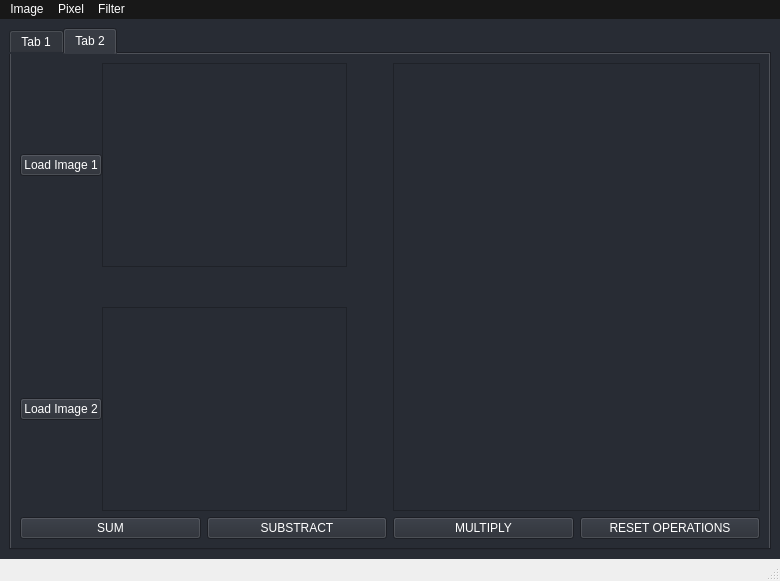
Old version of the form TP0/GUI/gui2.ui in the repository MatiMonaco/ATI_TPS.
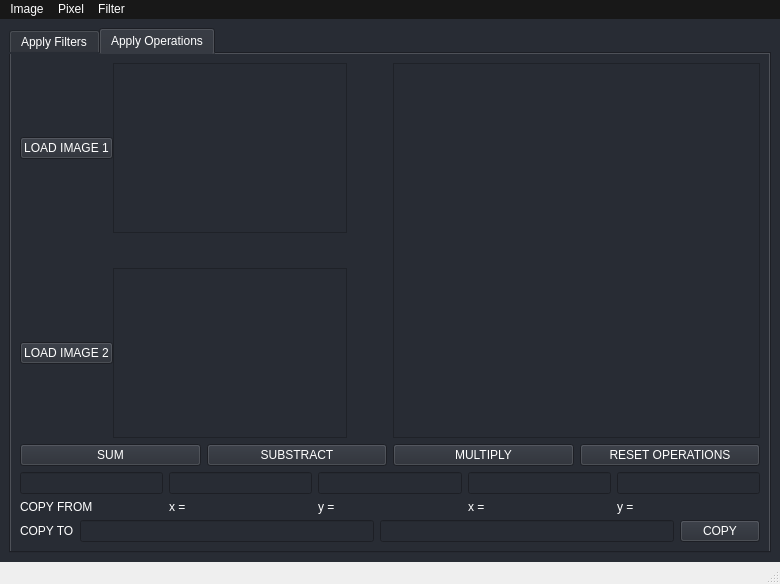
New version of the form. The open tabs and pages were chosen to show the change.

Commit message: feat copy image started

Patch:
```diff
--- a/TP0/GUI/gui2.ui
+++ b/TP0/GUI/gui2.ui
@@ -7,7 +7,7 @@
     <x>0</x>
     <y>0</y>
     <width>780</width>
-    <height>581</height>
+    <height>584</height>
    </rect>
   </property>
   <property name="cursor">
@@ -62,7 +62,7 @@
       </property>
       <widget class="QWidget" name="tab">
        <attribute name="title">
-        <string>Tab 1</string>
+        <string>Apply Filters</string>
        </attribute>
        <layout class="QVBoxLayout" name="verticalLayout_2" stretch="1,8,1,1">
         <item>
@@ -415,9 +415,9 @@
       </widget>
       <widget class="QWidget" name="tab_2">
        <attribute name="title">
-        <string>Tab 2</string>
+        <string>Apply Operations</string>
        </attribute>
-       <layout class="QVBoxLayout" name="verticalLayout" stretch="8,2">
+       <layout class="QVBoxLayout" name="verticalLayout" stretch="8,2,0,0">
         <item>
          <layout class="QHBoxLayout" name="horizontalLayout_8" stretch="5,5">
           <item>
@@ -462,8 +462,8 @@
               <widget class="QWidget" name="scroll_area_contents_img_2">
                <property name="geometry">
                 <rect>
-                 <x>114</x>
-                 <y>75</y>
+                 <x>98</x>
+                 <y>55</y>
                  <width>18</width>
                  <height>18</height>
                 </rect>
@@ -489,8 +489,8 @@
               <widget class="QWidget" name="scroll_area_contents_img_1">
                <property name="geometry">
                 <rect>
-                 <x>114</x>
-                 <y>75</y>
+                 <x>98</x>
+                 <y>55</y>
                  <width>18</width>
                  <height>18</height>
                 </rect>
@@ -524,14 +524,14 @@
                <string notr="true">b</string>
               </property>
               <property name="text">
-               <string>Load Image 2</string>
+               <string>LOAD IMAGE 2</string>
               </property>
              </widget>
             </item>
             <item row="1" column="0">
              <widget class="QPushButton" name="btn_load_1">
               <property name="text">
-               <string>Load Image 1</string>
+               <string>LOAD IMAGE 1</string>
               </property>
              </widget>
             </item>
@@ -548,8 +548,8 @@
             <widget class="QWidget" name="scroll_area_contents_result">
              <property name="geometry">
               <rect>
-               <x>172</x>
-               <y>178</y>
+               <x>173</x>
+               <y>135</y>
                <width>18</width>
                <height>18</height>
               </rect>
@@ -614,6 +614,120 @@
           </item>
          </layout>
         </item>
+        <item>
+         <layout class="QHBoxLayout" name="horizontalLayout_9">
+          <item>
+           <layout class="QVBoxLayout" name="verticalLayout_17">
+            <item>
+             <widget class="QLineEdit" name="lineEdit_5"/>
+            </item>
+            <item>
+             <widget class="QLabel" name="label">
+              <property name="text">
+               <string>COPY FROM</string>
+              </property>
+             </widget>
+            </item>
+           </layout>
+          </item>
+          <item>
+           <layout class="QVBoxLayout" name="verticalLayout_19">
+            <item>
+             <widget class="QLineEdit" name="txt_x_img1"/>
+            </item>
+            <item>
+             <widget class="QLabel" name="label_4">
+              <property name="text">
+               <string>x = </string>
+              </property>
+             </widget>
+            </item>
+           </layout>
+          </item>
+          <item>
+           <layout class="QVBoxLayout" name="verticalLayout_18">
+            <item>
+             <widget class="QLineEdit" name="txt_y_img1"/>
+            </item>
+            <item>
+             <widget class="QLabel" name="label_5">
+              <property name="text">
+               <string>y = </string>
+              </property>
+             </widget>
+            </item>
+           </layout>
+          </item>
+          <item>
+           <layout class="QVBoxLayout" name="verticalLayout_16">
+            <item>
+             <widget class="QLineEdit" name="txt_x_img2"/>
+            </item>
+            <item>
+             <widget class="QLabel" name="label_3">
+              <property name="text">
+               <string>x = </string>
+              </property>
+             </widget>
+            </item>
+           </layout>
+          </item>
+          <item>
+           <layout class="QVBoxLayout" name="verticalLayout_15">
+            <item>
+             <widget class="QLineEdit" name="txt_y_img_2"/>
+            </item>
+            <item>
+             <widget class="QLabel" name="label_2">
+              <property name="text">
+               <string>y = </string>
+              </property>
+             </widget>
+            </item>
+           </layout>
+          </item>
+         </layout>
+        </item>
+        <item>
+         <layout class="QHBoxLayout" name="horizontalLayout_10">
+          <item>
+           <layout class="QVBoxLayout" name="verticalLayout_23">
+            <item>
+             <widget class="QLabel" name="label_8">
+              <property name="text">
+               <string>COPY TO</string>
+              </property>
+             </widget>
+            </item>
+           </layout>
+          </item>
+          <item>
+           <layout class="QVBoxLayout" name="verticalLayout_22">
+            <item>
+             <widget class="QLineEdit" name="txt_x_img3"/>
+            </item>
+           </layout>
+          </item>
+          <item>
+           <layout class="QVBoxLayout" name="verticalLayout_21">
+            <item>
+             <widget class="QLineEdit" name="txt_x_img3_2"/>
+            </item>
+           </layout>
+          </item>
+          <item>
+           <layout class="QVBoxLayout" name="verticalLayout_20">
+            <item>
+             <widget class="QPushButton" name="btn_copy">
+              <property name="text">
+               <string>COPY</string>
+              </property>
+             </widget>
+            </item>
+           </layout>
+          </item>
+         </layout>
+        </item>
        </layout>
       </widget>
      </widget>
```
Left out of the diff: 11 changed lines with no effect on the pictures. The commit also changes 2 other files.
